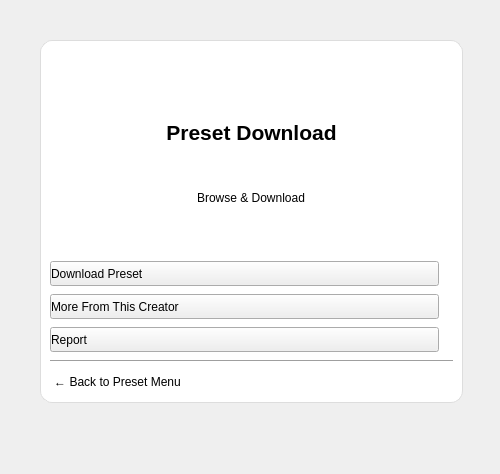
Above: ui files/eg_preset_download.ui from brettrjh/enable-games-local before the change. Below: the same form after it.
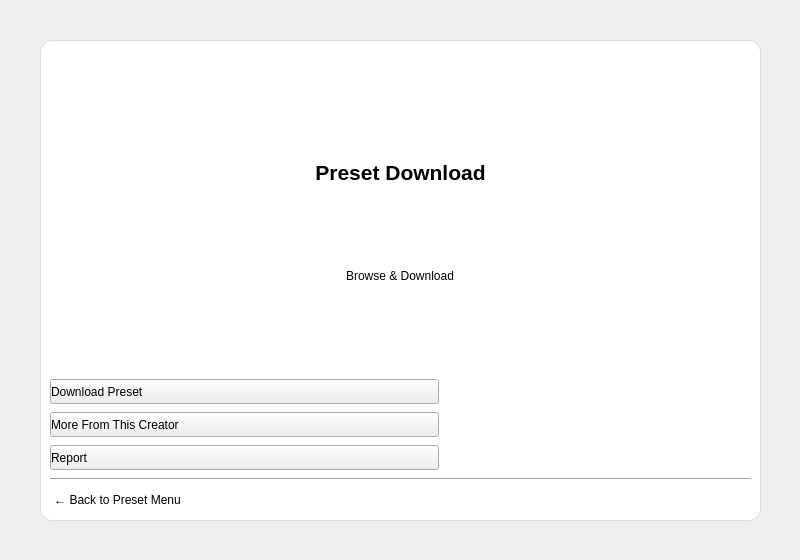
That is the form after the change. Icons and pictures are not drawn.

Commit message: Unify UI window sizes

```diff
--- a/ui files/eg_preset_download.ui
+++ b/ui files/eg_preset_download.ui
@@ -6,10 +6,22 @@
    <rect>
     <x>0</x>
     <y>0</y>
-    <width>500</width>
-    <height>474</height>
+    <width>800</width>
+    <height>560</height>
    </rect>
   </property>
+  <property name="minimumSize">
+   <size>
+    <width>800</width>
+    <height>560</height>
+   </size>
+  </property>
+  <property name="maximumSize">
+   <size>
+    <width>800</width>
+    <height>560</height>
+   </size>
+  </property>
   <property name="windowTitle">
    <string>Form</string>
   </property>
@@ -18,8 +30,8 @@
     <rect>
      <x>40</x>
      <y>40</y>
-     <width>423</width>
-     <height>363</height>
+     <width>721</width>
+     <height>481</height>
     </rect>
    </property>
    <layout class="QVBoxLayout" name="verticalLayout">
```
Left out of the diff: 8 changed lines with no effect on the pictures. The commit also changes 6 other files.
